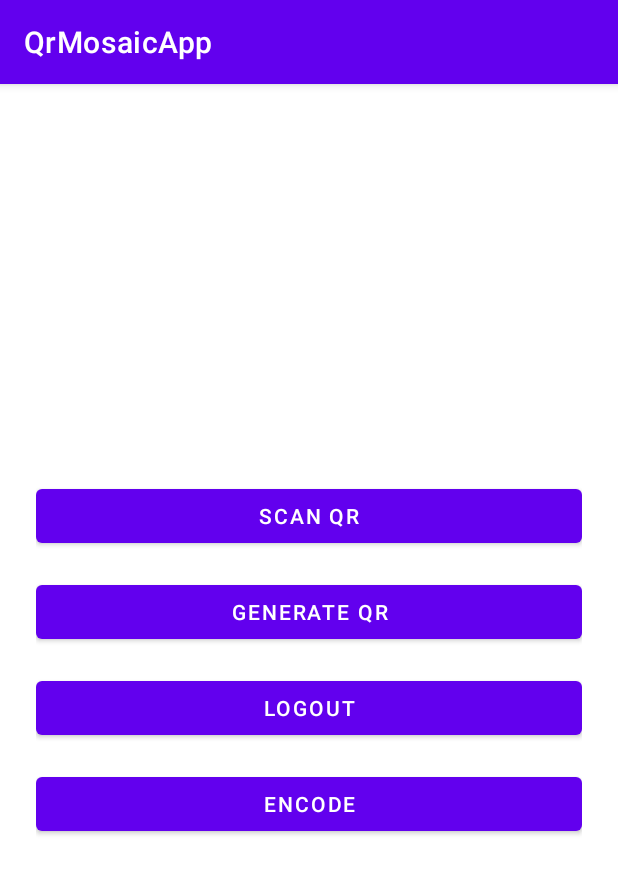
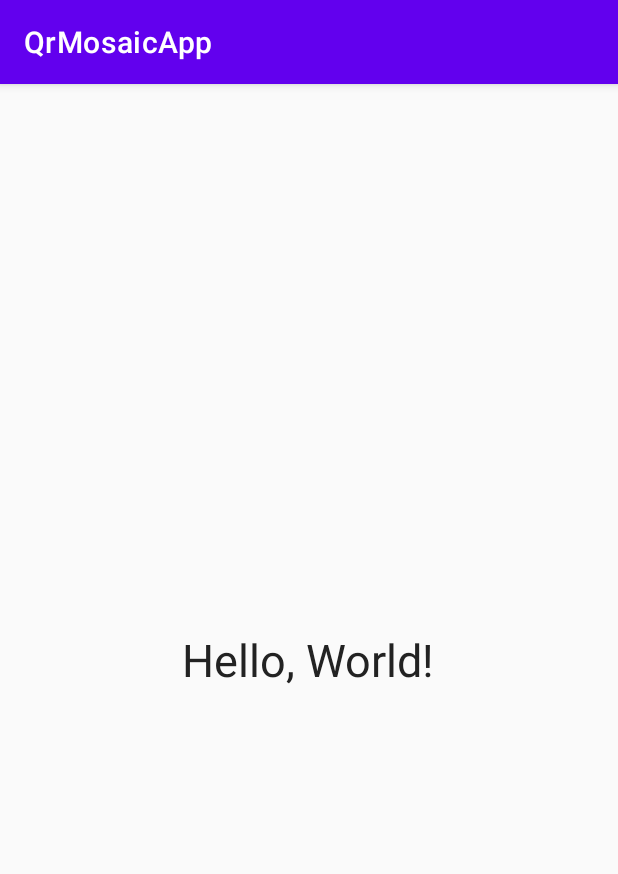
Before and after one commit to ZapaTa30/QrMosaicApp, an Android app: the screen it shows after launch (MainActivity), on a phone screen of 412 x 824 dp. Shown: the top 874 px of the screen. Run offline under Robolectric (Android 15) with nearby library versions, the phone set to English and light mode, and no system bars.

Commit message:
Update activity_main.xml

```diff
--- a/app/src/main/res/layout/activity_main.xml
+++ b/app/src/main/res/layout/activity_main.xml
@@ -1,36 +1,17 @@
 <?xml version="1.0" encoding="utf-8"?>
 <LinearLayout xmlns:android="http://schemas.android.com/apk/res/android"
+    android:layout_width="match_parent"
+    android:layout_height="match_parent"
     android:orientation="vertical"
     android:gravity="center"
-    android:layout_width="match_parent"
-    android:layout_height="match_parent"
-    android:padding="24dp">
+    android:background="#FAFAFA">
 
-    <Button
-        android:id="@+id/btnScan"
-        android:text="Scan QR"
-        android:layout_width="match_parent"
-        android:layout_height="wrap_content" />
-
-    <Button
-        android:id="@+id/btnGenerate"
-        android:text="Generate QR"
-        android:layout_width="match_parent"
+    <TextView
+        android:id="@+id/helloText"
+        android:layout_width="wrap_content"
         android:layout_height="wrap_content"
-        android:layout_marginTop="16dp" />
-
-    <Button
-        android:id="@+id/btnLogout"
-        android:text="Logout"
-        android:layout_width="match_parent"
-        android:layout_height="wrap_content"
-        android:layout_marginTop="16dp" />
-
-    <Button
-        android:id="@+id/btnEncode"
-        android:text="Encode"
-        android:layout_width="match_parent"
-        android:layout_height="wrap_content"
-        android:layout_marginTop="16dp" />
-
+        android:text="Hello, World!"
+        android:textSize="30sp"
+        android:textColor="#222222"
+        android:padding="20dp"/>
 </LinearLayout>
```
